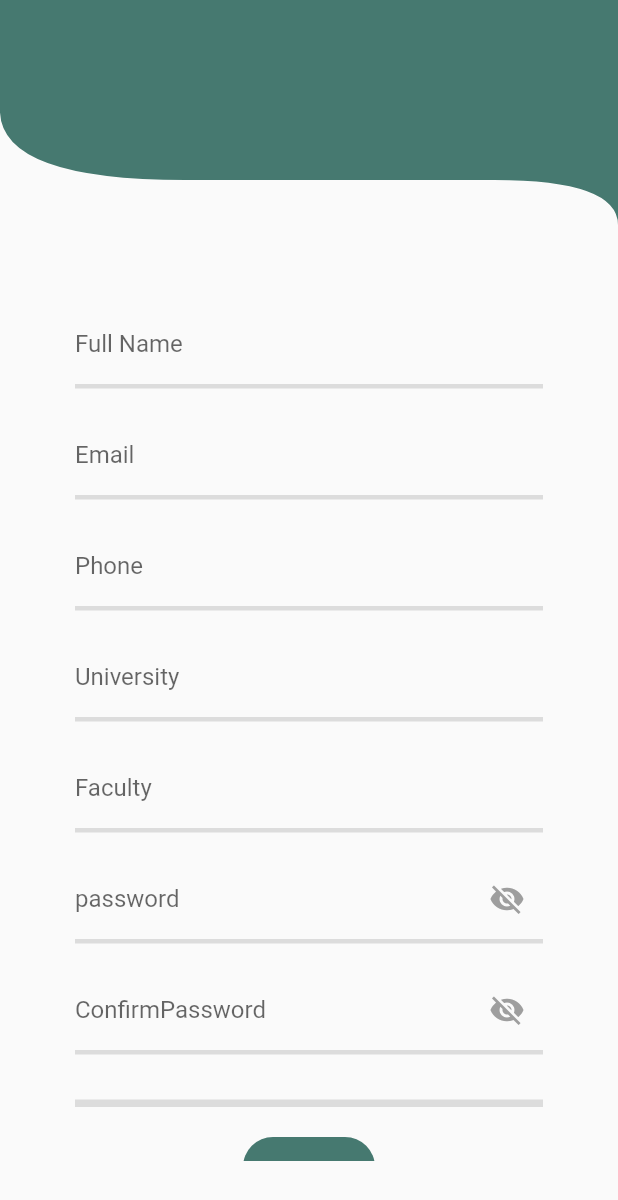
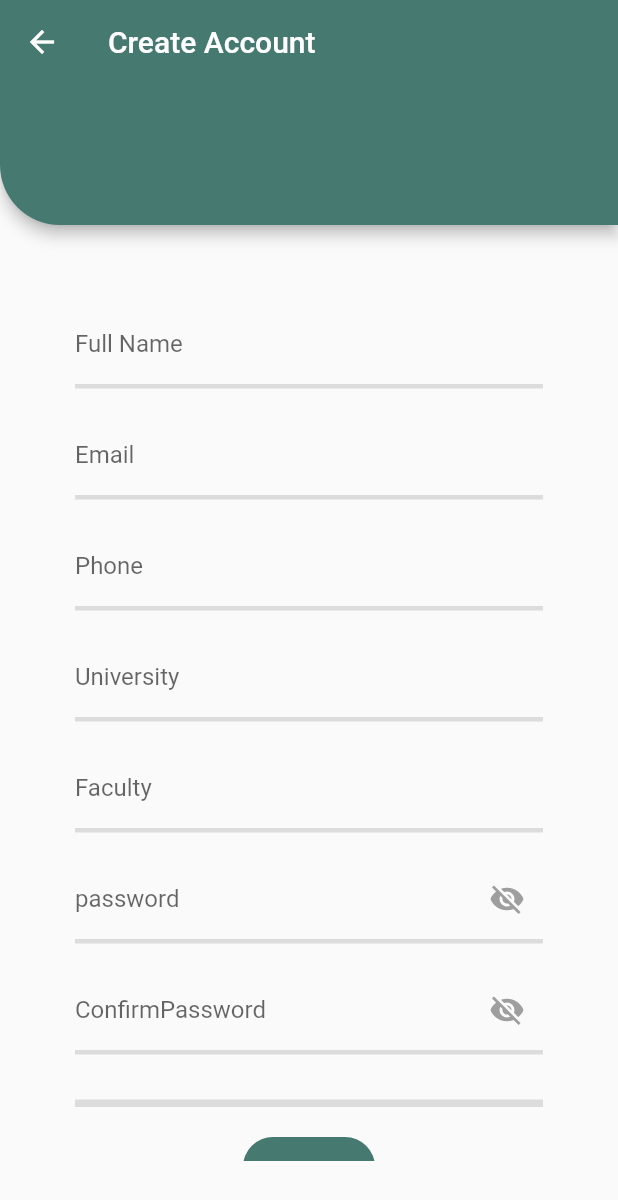
Before and after one commit to AhmedAyman26/studentHub, a Flutter app: the RegisterScreen screen opened directly, on a phone screen of 412 x 824 dp. Shown: the top 1200 px of the screen. Run offline on Flutter 3.47's test engine with Material 2 defaults, Android fonts, the light colour scheme and no system bars; our stand-ins replace awesome_dialog, bloc, cloud_firestore, conditional_builder, device_preview, dio and 11 more; missing offline and left inert: favorite_button, flutter_onboard; accounts and stored records are empty.

Commit message:
edit register

```diff
--- a/lib/main.dart
+++ b/lib/main.dart
@@ -56,7 +56,7 @@ class MyApp extends StatelessWidget {
                 primarySwatch: Colors.teal
             ),
             debugShowCheckedModeBanner: false,
-            home: HomeLayout(),
+            home: OnBoardingScreen(),
           );
         },
       ),
--- a/lib/presentation/screens/register/register.dart
+++ b/lib/presentation/screens/register/register.dart
@@ -117,15 +117,23 @@ class _RegisterScreenState extends State<RegisterScreen> {
         builder: (context, state) {
           var cubit =RegisterCubit.get(context);
           return Scaffold(
-              appBar: PreferredSize(
-                preferredSize: Size(double.infinity,150),
-                child: ClipPath(
-                  clipper: CustomAppBarShape(),
-                  child: Container(
-                    color: kPrimaryColor,
+            appBar: PreferredSize(
+              preferredSize:const Size.fromHeight(150),
+              child: AppBar(
+                backgroundColor:const Color.fromRGBO(70, 121, 112, 1.0),
+                leading:const Icon(
+                  Icons.arrow_back,
+                ),
+                title:const Text(
+                    'Create Account'
+                ),
+                shape:const RoundedRectangleBorder(
+                  borderRadius: BorderRadius.only(
+                    bottomLeft: Radius.circular(40),
                   ),
                 ),
               ),
+            ),
             body: Padding(
               padding: const EdgeInsets.all(50),
               child: SingleChildScrollView(
```
